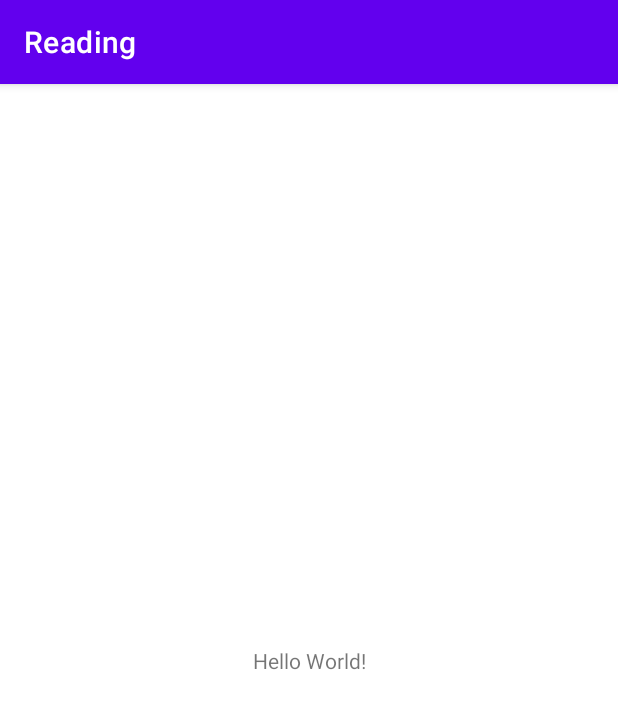
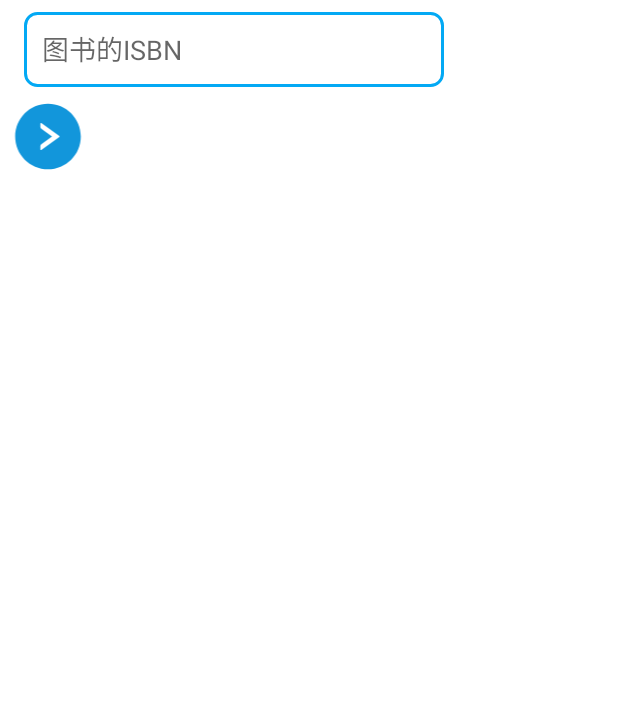
Before and after one commit to sleepingfishboy/Reading, an Android app: the screen it shows after launch (MainActivity before the commit, BookListActivity after it), on a phone screen of 412 x 824 dp. Shown: the top 709 px of the screen. Run offline under Robolectric (Android 15) with nearby library versions, the light colour scheme and no system bars; Roboto replaces fonts that are not available here.

Commit message:
[optimize]优化代码，实现数据请求

```diff
--- a/app/build.gradle
+++ b/app/build.gradle
@@ -33,6 +33,7 @@ dependencies {
     implementation 'androidx.appcompat:appcompat:1.4.1'
     implementation 'com.google.android.material:material:1.5.0'
     implementation 'androidx.constraintlayout:constraintlayout:2.1.3'
+    implementation 'com.google.code.gson:gson:2.10.1'
     testImplementation 'junit:junit:4.13.2'
     androidTestImplementation 'androidx.test.ext:junit:1.1.3'
     androidTestImplementation 'androidx.test.espresso:espresso-core:3.4.0'
--- a/app/src/main/java/com/example/reading/MainActivity.java
+++ /dev/null
@@ -1,14 +0,0 @@
-package com.example.reading;
-
-import androidx.appcompat.app.AppCompatActivity;
-
-import android.os.Bundle;
-
-public class MainActivity extends AppCompatActivity {
-
-    @Override
-    protected void onCreate(Bundle savedInstanceState) {
-        super.onCreate(savedInstanceState);
-        setContentView(R.layout.activity_main);
-    }
-}
--- /dev/null
+++ b/app/src/main/java/com/example/reading/view/activity/BookListActivity.java
@@ -0,0 +1,107 @@
+package com.example.reading.view.activity;
+
+import static java.lang.System.in;
+
+import androidx.appcompat.app.AppCompatActivity;
+import androidx.recyclerview.widget.LinearLayoutManager;
+import androidx.recyclerview.widget.RecyclerView;
+
+import android.os.Bundle;
+import android.util.Log;
+import android.view.View;
+import android.widget.EditText;
+import android.widget.ImageView;
+
+import com.example.reading.R;
+import com.example.reading.view.GetTextItem;
+import com.example.reading.view.adapter.BookListAdapter;
+import com.google.gson.Gson;
+
+import java.io.BufferedReader;
+import java.io.IOException;
+import java.io.InputStream;
+import java.io.InputStreamReader;
+import java.net.HttpURLConnection;
+import java.net.MalformedURLException;
+import java.net.URL;
+import java.util.List;
+import java.util.Map;
+import java.util.Objects;
+import java.util.Set;
+
+import javax.net.ssl.HttpsURLConnection;
+
+public class BookListActivity extends AppCompatActivity {
+    private EditText mEtIsbn;
+    private ImageView mIvEnter;
+    private BookListAdapter mAdapter;
+
+    @Override
+    protected void onCreate(Bundle savedInstanceState) {
+        super.onCreate(savedInstanceState);
+        getSupportActionBar().hide();//隐藏标题栏
+
+        setContentView(R.layout.activity_book_list);
+        initView(); //初始化view
+        mIvEnter.setOnClickListener(new View.OnClickListener() {
+            @Override
+            public void onClick(View view) {
+                sendGetNetRequest("https://api.jike.xyz/situ/book/isbn/978-7-115-54342-4?apikey=14768.f8d5763973746ae6fd0e912190f33195.cd9e64ec1e9c28664054f0f8918274ca");
+            }
+        });
+
+    }
+
+    private void initView() {
+        mIvEnter = findViewById(R.id.iv_book_enter);
+        mEtIsbn = findViewById(R.id.et_book_isbn);
+        RecyclerView recyclerView = findViewById(R.id.rv_book_list);
+        recyclerView.setLayoutManager(new LinearLayoutManager(this));
+        mAdapter = new BookListAdapter();
+        recyclerView.setAdapter(mAdapter);
+    }
+
+
+    public void sendGetNetRequest(String mUrl) {
+        new Thread(
+                () -> {
+                    try {
+                        URL url = new URL(mUrl);
+                        HttpsURLConnection connection = (HttpsURLConnection) url.openConnection();
+                        connection.setConnectTimeout(10000);//设置最大连接时间，单位为ms
+                        connection.setReadTimeout(8000);//设置最大的读取时间，单位为ms
+                        connection.setRequestMethod("GET");//设置请求方式为GET
+                        connection.setRequestProperty("Accept-Language", "zh-CN,zh;q=0.9");
+                        connection.setRequestProperty("Accept-Encoding", "gzip,deflate");
+                        connection.connect();
+                        int responseCode = connection.getResponseCode();
+                        if (responseCode == 200) {
+                            Map<String, List<String>> headerFields = connection.getHeaderFields();
+                            Set<Map.Entry<String, List<String>>> entries = headerFields.entrySet();
+                            for (Map.Entry<String, List<String>> entry : entries) {
+                                Log.d("ggg", "(:)-->> niu");
+                            }
+                            InputStream inputStream = connection.getInputStream();
+                            BufferedReader bufferedReader = new BufferedReader(new InputStreamReader(inputStream));
+                            String json = bufferedReader.readLine();
+                            Gson gson = new Gson();
+                            GetTextItem getTextItem = gson.fromJson(json, GetTextItem.class);
+                            updateUI(getTextItem);//更新UI
+
+                        }
+                    } catch (Exception e) {
+                        e.printStackTrace();
+                    }
+                }
+        ).start();
+    }
+
+    private void updateUI(GetTextItem getTextItem) {
+        runOnUiThread(new Runnable() {
+            @Override
+            public void run() {
+                mAdapter.setData(getTextItem);
+            }
+        });
+    }
+}
--- a/app/src/main/java/com/example/reading/Splash.java
+++ b/app/src/main/java/com/example/reading/view/activity/SplashActivity.java
@@ -1,12 +1,14 @@
-package com.example.reading;
+package com.example.reading.view.activity;
 
 import androidx.appcompat.app.AppCompatActivity;
 
 import android.content.Intent;
 import android.os.Bundle;
-import android.view.WindowManager;
 
-public class Splash extends AppCompatActivity {
+import com.example.reading.R;
+
+
+public class SplashActivity extends AppCompatActivity {
 
     @Override
     protected void onCreate(Bundle savedInstanceState) {
@@ -19,16 +21,16 @@ public class Splash extends AppCompatActivity {
             @Override
             public void run() {
                 try{
-                    sleep(2000);//使程序休眠2秒
-                    Intent it=new Intent(getApplicationContext(),MainActivity.class);//启动MainActivity
+                    sleep(1000);//使程序休眠2秒
+                    Intent it=new Intent(getApplicationContext(), BookListActivity.class);//启动BookList
                     startActivity(it);
-                    finish();//关闭当前活动
+                    finish();//关闭
                 }catch (Exception e){
                     e.printStackTrace();
                 }
             }
         };
-        myThread.start();//启动线程
+        myThread.start();//启动
     }
 
 }
--- /dev/null
+++ b/app/src/main/java/com/example/reading/view/adapter/BookListAdapter.java
@@ -0,0 +1,44 @@
+package com.example.reading.view.adapter;
+
+import android.accessibilityservice.AccessibilityService;
+import android.view.View;
+import android.view.ViewGroup;
+
+import androidx.annotation.NonNull;
+import androidx.recyclerview.widget.RecyclerView;
+
+import com.example.reading.view.GetTextItem;
+
+/**
+ * 作者：sleepingfishboy
+ * 时间：2023/1/29
+ */
+public class BookListAdapter extends RecyclerView.Adapter<BookListAdapter.InnerHolder> {
+
+    @NonNull
+    @Override
+    public InnerHolder onCreateViewHolder(@NonNull ViewGroup parent, int viewType) {
+        return null;
+    }
+
+    @Override
+    public void onBindViewHolder(@NonNull InnerHolder holder, int position) {
+
+    }
+
+    @Override
+    public int getItemCount() {
+        return 0;
+    }
+
+    public void setData(GetTextItem getTextItem) {
+
+    }
+
+    public class InnerHolder extends RecyclerView.ViewHolder {
+
+        public InnerHolder(@NonNull View itemView) {
+            super(itemView);
+        }
+    }
+}
--- /dev/null
+++ b/app/src/main/res/drawable-v24/btn.xml
@@ -0,0 +1,8 @@
+<?xml version="1.0" encoding="utf-8"?>
+<shape xmlns:android="http://schemas.android.com/apk/res/android">
+    <stroke
+        android:width="2dp"
+        android:color="#03A9F4"/>
+    <corners
+        android:radius="8dp"/>
+</shape>
--- /dev/null
+++ b/app/src/main/res/drawable/enter.xml
@@ -0,0 +1,9 @@
+<vector xmlns:android="http://schemas.android.com/apk/res/android"
+    android:width="128dp"
+    android:height="128dp"
+    android:viewportWidth="1024"
+    android:viewportHeight="1024">
+  <path
+      android:pathData="M512,64C264.6,64 64,264.6 64,512s200.6,448 448,448 448,-200.6 448,-448S759.4,64 512,64zM666.7,518.5l-246,178c-5.3,3.8 -12.7,0 -12.7,-6.5v-46.9c0,-10.2 4.9,-19.9 13.2,-25.9L566.6,512 421.2,406.8c-8.3,-6 -13.2,-15.6 -13.2,-25.9L408,334c0,-6.5 7.4,-10.3 12.7,-6.5l246,178c4.4,3.2 4.4,9.8 0,13z"
+      android:fillColor="#1296db"/>
+</vector>
--- /dev/null
+++ b/app/src/main/res/layout/activity_book_list.xml
@@ -0,0 +1,39 @@
+<?xml version="1.0" encoding="utf-8"?>
+<LinearLayout xmlns:android="http://schemas.android.com/apk/res/android"
+    xmlns:app="http://schemas.android.com/apk/res-auto"
+    xmlns:tools="http://schemas.android.com/tools"
+    android:layout_width="match_parent"
+    android:layout_height="match_parent"
+    android:orientation="vertical"
+    tools:context=".view.activity.BookListActivity">
+
+    <EditText
+        android:id="@+id/et_book_isbn"
+        android:layout_width="280dp"
+        android:layout_height="50dp"
+        android:layout_marginStart="16dp"
+        android:layout_marginTop="8dp"
+        android:background="@drawable/btn"
+        android:hint="图书的ISBN"
+        android:inputType="number"
+        android:padding="12dp"
+        android:textColorHighlight="#3C3F41" />
+
+
+    <ImageView
+        android:id="@+id/iv_book_enter"
+        android:layout_width="64dp"
+        android:layout_height="50dp"
+        android:layout_marginTop="8dp"
+        android:layout_marginEnd="16dp"
+        app:srcCompat="@drawable/enter" />
+
+    <androidx.recyclerview.widget.RecyclerView
+        android:id="@+id/rv_book_list"
+        android:layout_width="match_parent"
+        android:layout_height="match_parent"
+        tools:layout_editor_absoluteX="16dp"
+        tools:layout_editor_absoluteY="76dp" />
+
+
+</LinearLayout>
--- a/app/src/main/res/values/themes.xml
+++ b/app/src/main/res/values/themes.xml
@@ -2,12 +2,12 @@
     <!-- Base application theme. -->
     <style name="Theme.Reading" parent="Theme.MaterialComponents.DayNight.DarkActionBar">
         <!-- Primary brand color. -->
-        <item name="colorPrimary">@color/purple_500</item>
-        <item name="colorPrimaryVariant">@color/purple_700</item>
-        <item name="colorOnPrimary">@color/white</item>
+        <item name="colorPrimary">#162B2B2B</item>
+        <item name="colorPrimaryVariant">#595B5D</item>
+        <item name="colorOnPrimary">#2B2E30</item>
         <!-- Secondary brand color. -->
-        <item name="colorSecondary">@color/teal_200</item>
-        <item name="colorSecondaryVariant">@color/teal_700</item>
+        <item name="colorSecondary">#2F3E859F</item>
+        <item name="colorSecondaryVariant">#8B5C8EAF</item>
         <item name="colorOnSecondary">@color/black</item>
         <!-- Status bar color. -->
         <item name="android:statusBarColor">?attr/colorPrimaryVariant</item>
--- /dev/null
+++ b/app/src/main/res/xml/network_config.xml
@@ -0,0 +1,4 @@
+<?xml version="1.0" encoding="utf-8"?>
+<network-security-config>
+    <base-config cleartextTrafficPermitted="true"/>
+</network-security-config>
```
Also changed, not shown: app/src/main/AndroidManifest.xml (+29 -2 lines), app/src/main/java/com/example/reading/view/GetTextItem.java (added, +289 -0 lines), app/src/main/java/com/example/reading/view/activity/NotePresentationActivity.java (added, +50 -0 lines), app/src/main/java/com/example/reading/view/activity/NoteTakingActivity.java (added, +45 -0 lines), app/src/main/res/layout/activity_note_taking.xml (added, +38 -0 lines), app/src/main/res/layout/activity_notepresentation.xml (renamed from app/src/main/res/layout/activity_main.xml, +17 -4 lines), app/src/main/res/layout/activity_splash.xml (+13 -1 lines), 1 other file.
